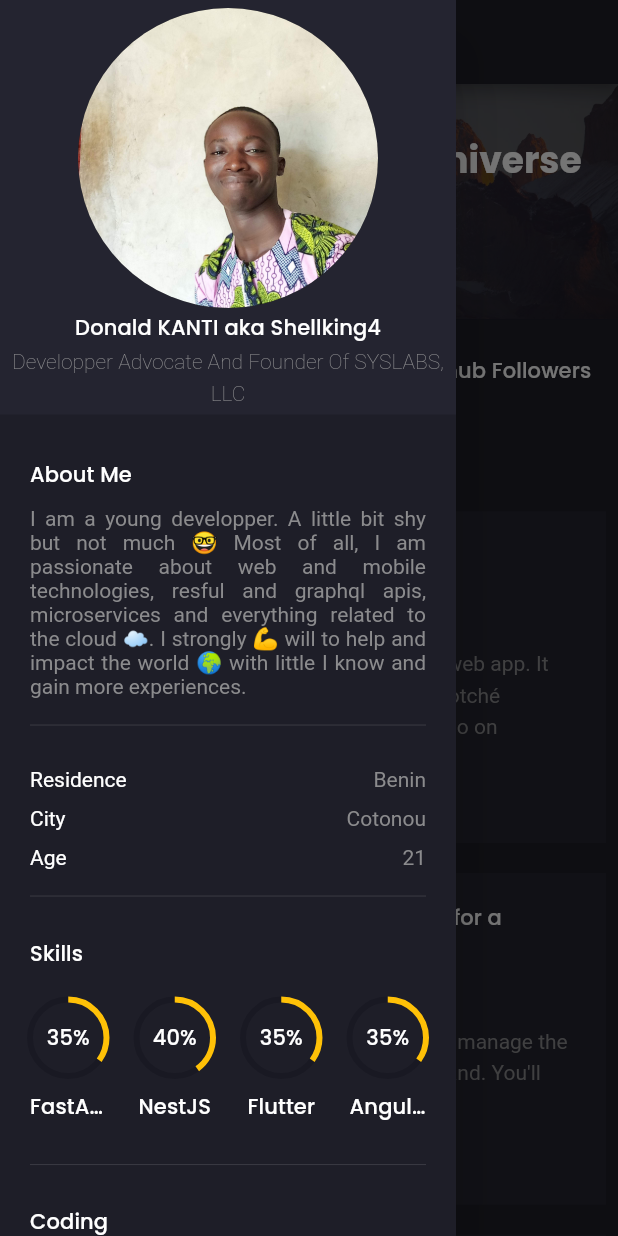
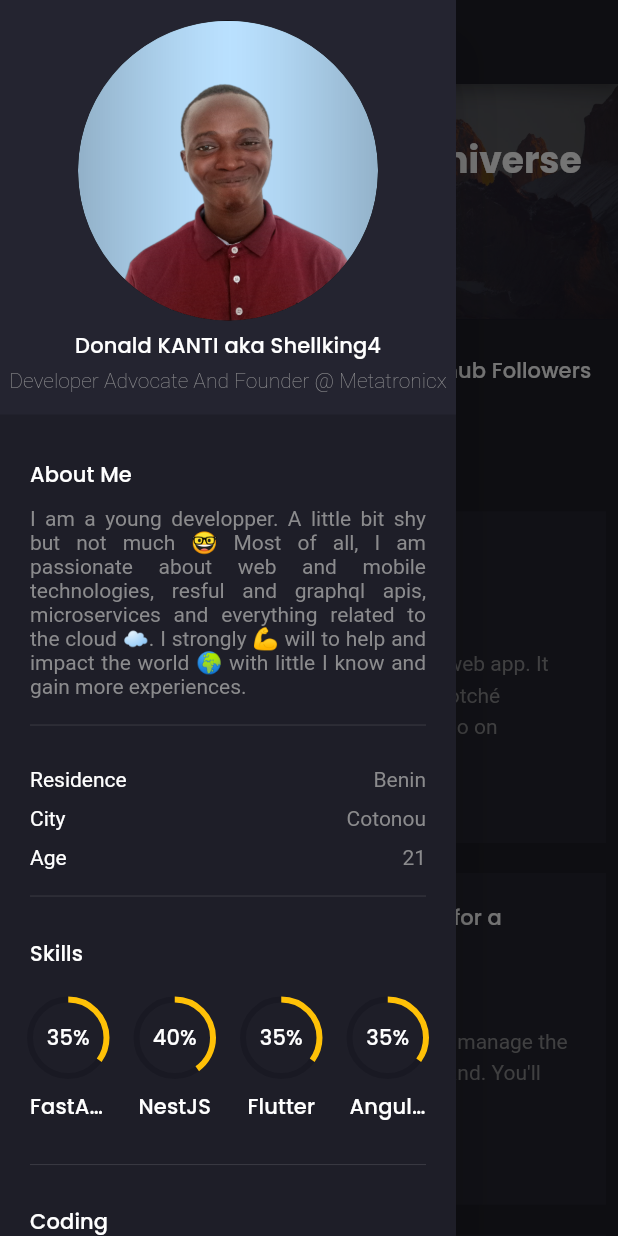
Before and after one commit to shellking4/my_portfolio, a Flutter app: the screen it shows after launch, with the side drawer open, on a phone screen of 412 x 824 dp. Run offline on Flutter 3.47's test engine with Material 2 defaults, Android fonts, the phone set to English and light mode, and no system bars; drawn by our look-alikes of animated_text_kit; our stand-ins replace flutter_svg, font_awesome_flutter, google_fonts; missing offline and left inert: dart:html.

Commit message:
add updates

```diff
--- a/lib/components/my_info.dart
+++ b/lib/components/my_info.dart
@@ -18,7 +18,7 @@ class MyInfo extends StatelessWidget {
             Spacer(flex: 2,),
             CircleAvatar(
               radius: 100,
-              backgroundImage: AssetImage("assets/images/my_picture.jpg"),
+              backgroundImage: AssetImage("assets/images/profile-pic.png"),
             ),
             Spacer(),
             Text(
@@ -26,7 +26,7 @@ class MyInfo extends StatelessWidget {
               style: Theme.of(context).textTheme.subtitle2,
             ),
             Text(
-              "Developper Advocate And Founder Of SYSLABS, LLC",
+              "Developer Advocate And Founder @ Metatronicx",
               textAlign: TextAlign.center,
               style: TextStyle(
                 fontWeight: FontWeight.w200,
--- a/pubspec.yaml
+++ b/pubspec.yaml
@@ -4,13 +4,13 @@ publish_to: 'none'
 version: 1.0.0+1
 
 environment:
-  sdk: ">=2.15.1 <3.0.0"
+  sdk: '>=2.19.6 <3.0.0'
 
 dependencies:
   flutter:
     sdk: flutter
   cupertino_icons: ^1.0.2
-  google_fonts: 2.1.1
+  google_fonts: ^5.1.0
   flutter_svg: ^0.22.0
   animated_text_kit: ^4.2.1
   font_awesome_flutter: ^10.1.0
```
Also changed, not shown: assets/images/profile-pic.png (added), firebase.json (added), pubspec.lock, 3 other files.
